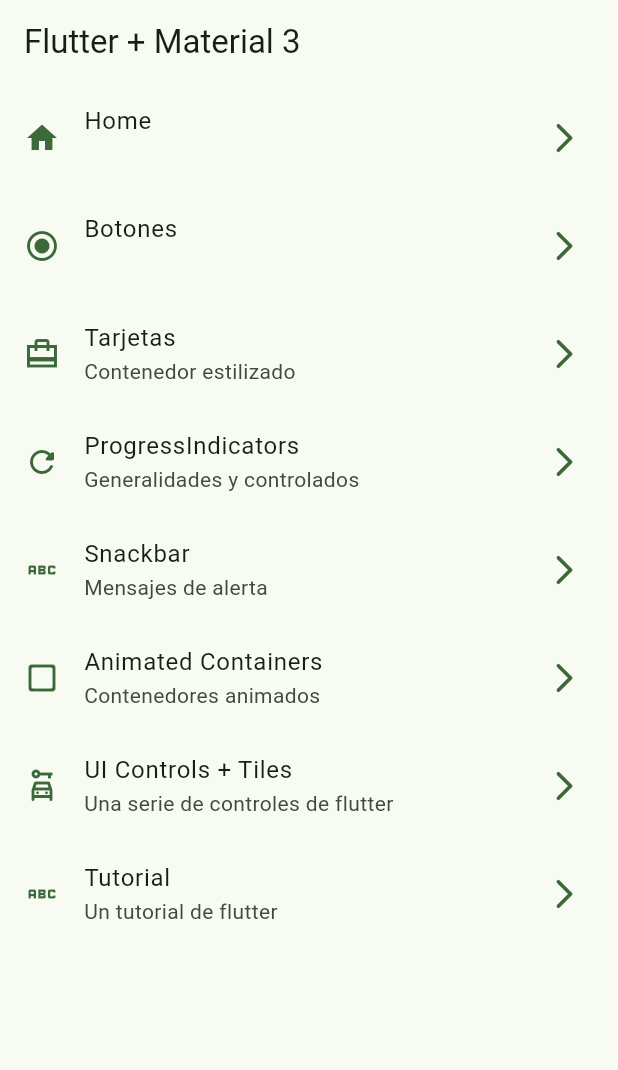
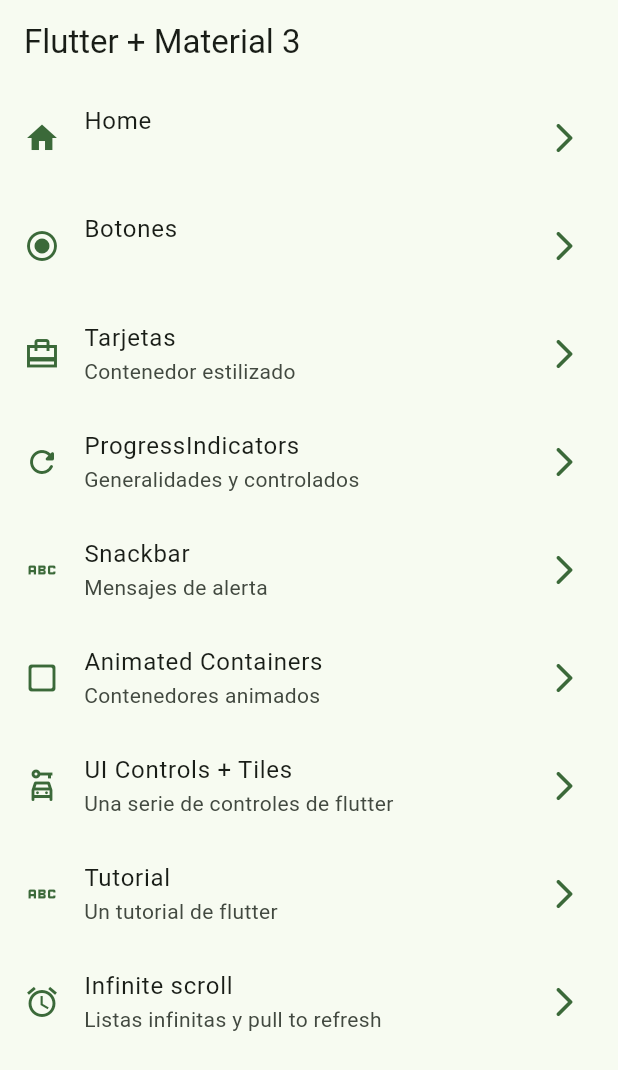
Before and after one commit to AndrexMed/widgetsapp, a Flutter app: the screen it shows after launch, on a phone screen of 412 x 824 dp. Shown: the top 1070 px of the screen. Run offline on Flutter 3.47's test engine with Material 3 defaults, Android fonts, the phone set to English and light mode, and no system bars; our stand-ins replace animate_do, go_router.

Commit message:
InfiniteScroll P1

```diff
--- a/lib/configs/menu/menu_item.dart
+++ b/lib/configs/menu/menu_item.dart
@@ -50,4 +50,9 @@ const appMenuItems = <MenuItem>[
       subtitle: 'Un tutorial de flutter',
       link: '/tutorial',
       icon: Icons.abc),
+  MenuItem(
+      title: 'Infinite scroll',
+      subtitle: 'Listas infinitas y pull to refresh',
+      link: '/infinite-scroll',
+      icon: Icons.access_alarm),
 ];
--- a/lib/configs/router/router.dart
+++ b/lib/configs/router/router.dart
@@ -46,5 +46,9 @@ final appRouter = GoRouter(
       name: AppTutorialScreen.name,
       builder: (context, state) => const AppTutorialScreen(),
     ),
+    GoRoute(
+      path: '/infinite-scroll',
+      name: InfiniteScrollScreen.name,
+      builder: (context, state) => const InfiniteScrollScreen()),
   ],
 );
--- a/pubspec.yaml
+++ b/pubspec.yaml
@@ -1,6 +1,6 @@
 name: widgetsapp
 description: "A new Flutter project."
-publish_to: 'none'
+publish_to: "none"
 version: 0.1.0
 
 environment:
```
Also changed, not shown: lib/presentation/screens/infinite_scroll/infinite_scroll_screen.dart (+38 -2 lines), 1 other file.
